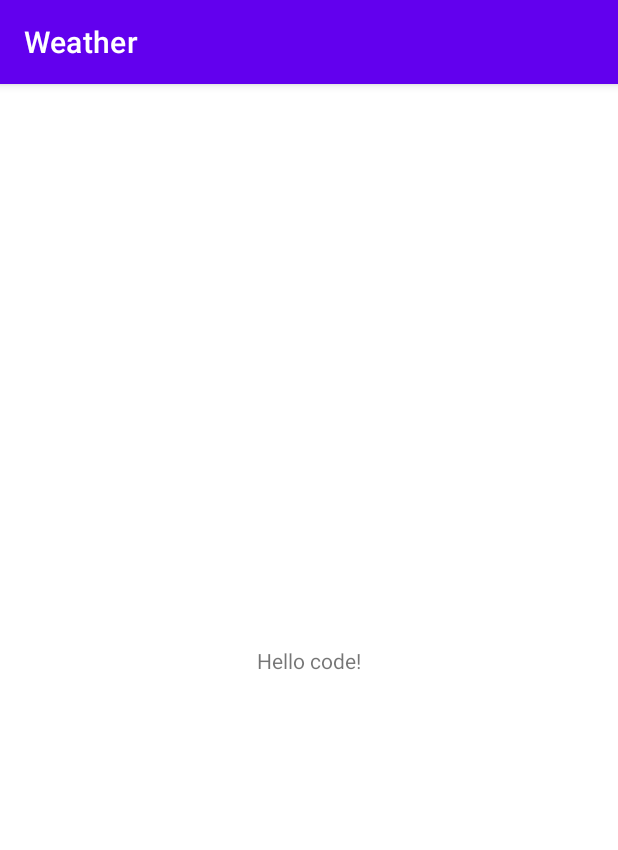
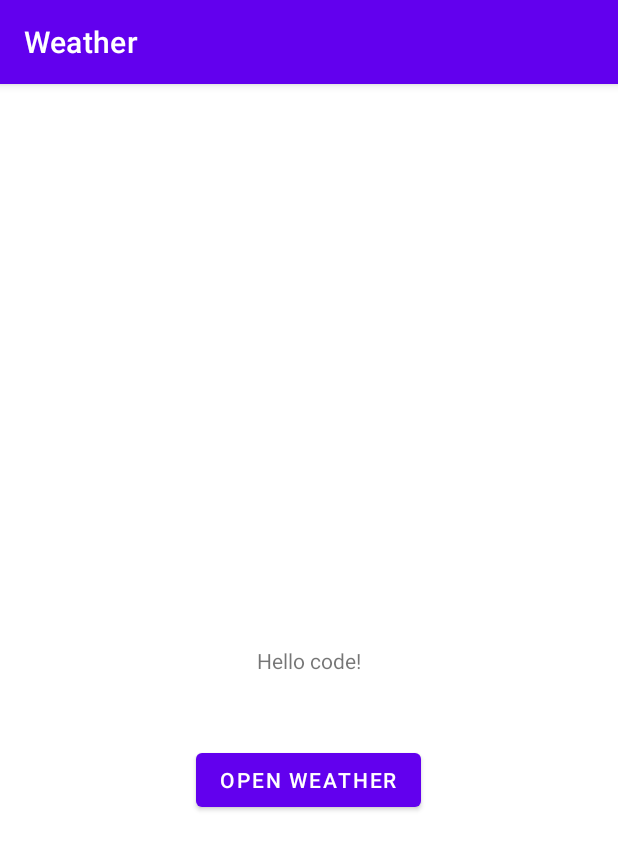
Before and after one commit to AnyaBushl/WeatherFinish, an Android app: the screen it shows after launch (MainActivity), on a phone screen of 412 x 824 dp. Shown: the top 850 px of the screen. Run offline under Robolectric (Android 15) with nearby library versions, the phone set to English and light mode, and no system bars.

Commit message:
-добавлены библиотеки

```diff
--- a/app/src/main/AndroidManifest.xml
+++ b/app/src/main/AndroidManifest.xml
@@ -22,6 +22,8 @@
                 <category android:name="android.intent.category.LAUNCHER" />
             </intent-filter>
         </activity>
+        <activity android:name=".WeatherActivity"/>
+
     </application>
 
 </manifest>
--- a/app/src/main/java/com/example/weather/MainActivity.kt
+++ b/app/src/main/java/com/example/weather/MainActivity.kt
@@ -1,7 +1,9 @@
 package com.example.weather
 
+import android.content.Intent
 import androidx.appcompat.app.AppCompatActivity
 import android.os.Bundle
+import android.widget.Button
 import android.widget.TextView
 
 class MainActivity : AppCompatActivity() {
@@ -11,5 +13,11 @@ class MainActivity : AppCompatActivity() {
 
         val textViewHello = findViewById<TextView>(R.id.tvHello)
         textViewHello.text = "Hello code!"
+
+        val btnWeather = findViewById<Button>(R.id.btnWeather)
+        btnWeather.setOnClickListener {
+            Intent(this, WeatherActivity::class.java).also(::startActivity)
+
+        }
     }
 }
--- a/app/src/main/res/layout/activity_main.xml
+++ b/app/src/main/res/layout/activity_main.xml
@@ -16,4 +16,16 @@
         app:layout_constraintStart_toStartOf="parent"
         app:layout_constraintTop_toTopOf="parent" />
 
+    <Button
+        android:id="@+id/btnWeather"
+        android:text="Open Weather"
+        android:layout_width="wrap_content"
+        android:layout_height="wrap_content"
+        android:layout_marginBottom="280dp"
+        app:layout_constraintBottom_toBottomOf="parent"
+        app:layout_constraintEnd_toEndOf="parent"
+        app:layout_constraintHorizontal_bias="0.498"
+        app:layout_constraintStart_toStartOf="parent"
+        app:layout_constraintTop_toBottomOf="@+id/tvHello"
+        app:layout_constraintVertical_bias="1.0" />
 </androidx.constraintlayout.widget.ConstraintLayout>
```
Also changed, not shown: app/build.gradle (+13 -0 lines), app/src/main/java/com/example/weather/WeatherActivity.kt (added, +17 -0 lines), app/src/main/java/com/example/weather/WeatherPresenter.kt (added, +7 -0 lines), app/src/main/res/layout/activity_weather.xml (added, +19 -0 lines).
